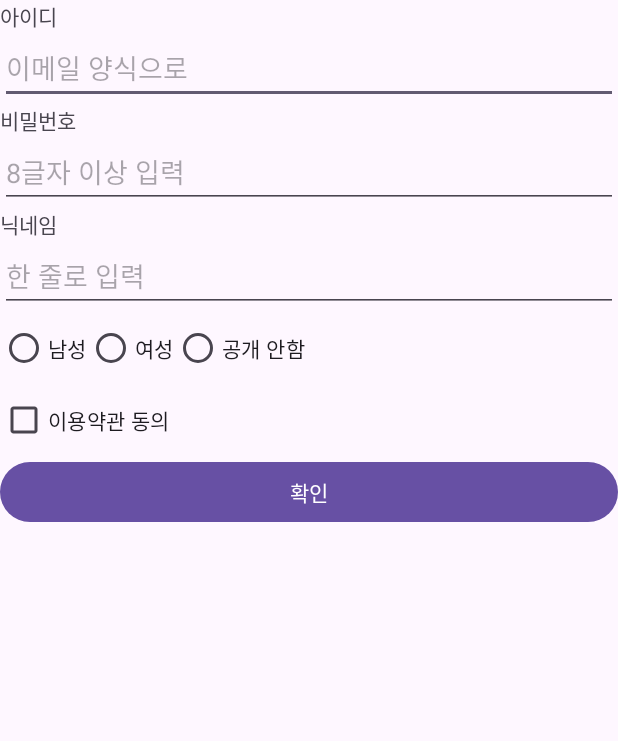
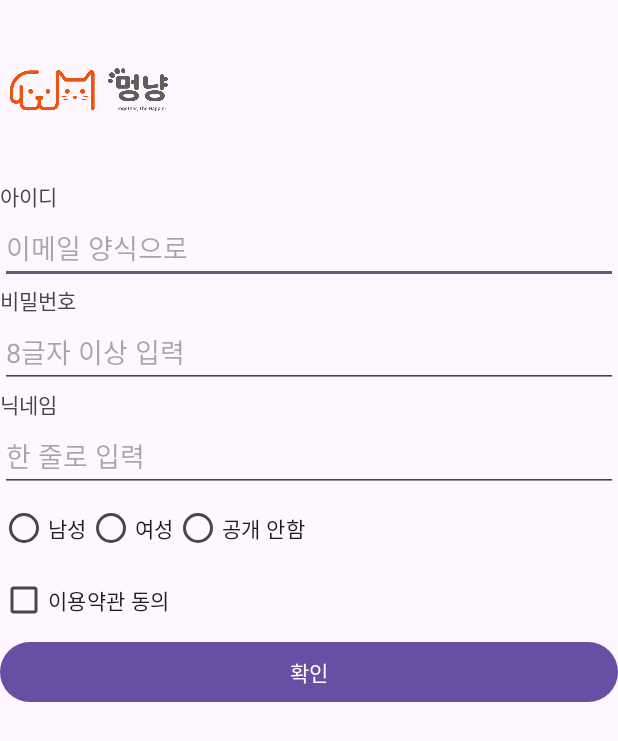
Before and after one commit to rollriera/MyFirstAndroidApp_rollriera, an Android app: the screen it shows after launch (MainActivity), on a phone screen of 412 x 824 dp. Shown: the top 741 px of the screen. Run offline under Robolectric (Android 15) with nearby library versions, the phone set to English and light mode, and no system bars.

Commit message:
이미지뷰 추가 + 그림파일 배치

```diff
--- a/app/src/main/res/layout/activity_main.xml
+++ b/app/src/main/res/layout/activity_main.xml
@@ -6,6 +6,12 @@
     android:layout_height="match_parent"
     android:orientation="vertical"
     tools:context=".MainActivity">
+
+    <ImageView
+        android:layout_width="120dp"
+        android:layout_height="120dp"
+        android:src="@drawable/mainlogo"
+        android:scaleType="centerInside"/>
 
     <TextView
         android:layout_width="wrap_content"
```
Also changed, not shown: app/src/main/res/drawable/mainlogo.png (added).
